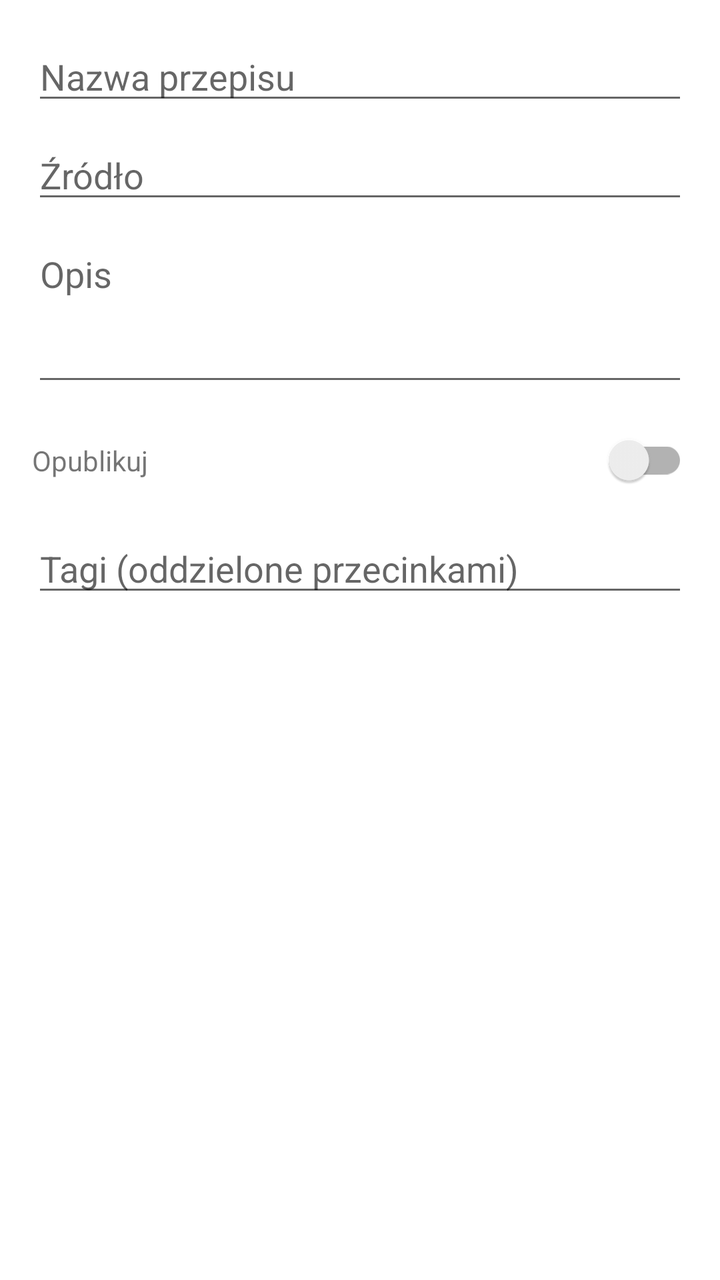
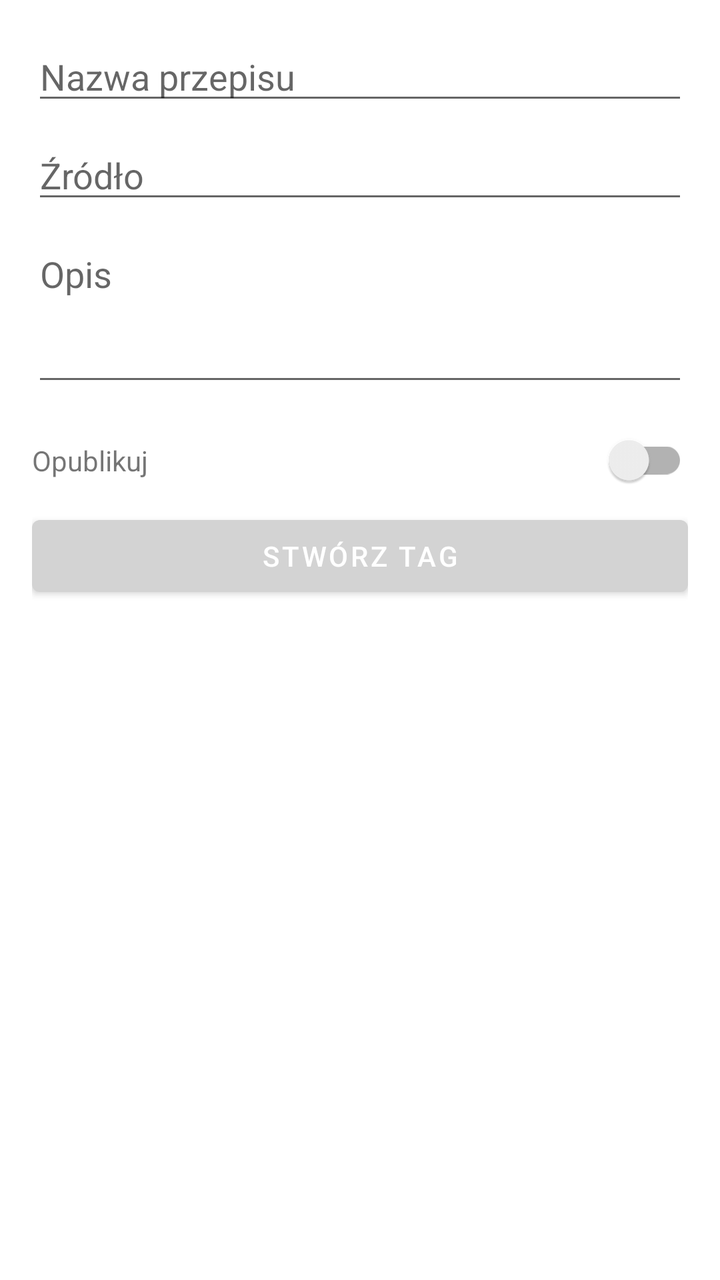

The first picture is an Android layout as it rendered before a commit; the second is the same layout after the commit. The layout source and the unified diff follow.
<!-- AndroidManifest.xml: application theme Theme.ShoppingList -->
<!-- res/layout/recipe_info_card_layout.xml -->
<?xml version="1.0" encoding="utf-8"?>
<LinearLayout xmlns:android="http://schemas.android.com/apk/res/android"
    android:layout_width="match_parent"
    android:layout_height="wrap_content"
    xmlns:app="http://schemas.android.com/apk/res-auto"
    android:orientation="vertical"
    android:padding="16dp">

    <EditText
        android:id="@+id/etRecipeName"
        android:layout_width="match_parent"
        android:layout_height="wrap_content"
        android:hint="Nazwa przepisu" />

    <EditText
        android:id="@+id/etSource"
        android:layout_width="match_parent"
        android:layout_height="wrap_content"
        android:hint="Źródło"
        android:layout_marginTop="8dp" />

    <EditText
        android:id="@+id/etDescription"
        android:layout_width="match_parent"
        android:layout_height="wrap_content"
        android:hint="Opis"
        android:minLines="3"
        android:gravity="top"
        android:inputType="textMultiLine"
        android:layout_marginTop="8dp" />

    <androidx.constraintlayout.widget.ConstraintLayout
        android:layout_width="match_parent"
        android:layout_height="wrap_content"
        android:layout_marginTop="8dp">

        <TextView
            android:layout_width="wrap_content"
            android:layout_height="wrap_content"
            android:text="Opublikuj"
            app:layout_constraintBottom_toBottomOf="parent"
            app:layout_constraintStart_toStartOf="parent"
            app:layout_constraintTop_toTopOf="parent" />

        <androidx.appcompat.widget.SwitchCompat
            android:id="@+id/switchPublished"
            android:layout_width="wrap_content"
            android:layout_height="wrap_content"
            app:layout_constraintBottom_toBottomOf="parent"
            app:layout_constraintEnd_toEndOf="parent"
            app:layout_constraintTop_toTopOf="parent" />

    </androidx.constraintlayout.widget.ConstraintLayout>

    <EditText
        android:id="@+id/etTags"
        android:layout_width="match_parent"
        android:layout_height="wrap_content"
        android:layout_marginTop="8dp"
        android:hint="Tagi (oddzielone przecinkami)" />

</LinearLayout>
<!-- resources referenced by this layout -->
<resources>
  <style name="Theme.ShoppingList" parent="Theme.MaterialComponents.DayNight.NoActionBar">
          
          <item name="colorPrimary">@color/light_gray</item>
          <item name="colorPrimaryVariant">@color/gray</item>
          <item name="colorOnPrimary">@color/white</item>
          
          <item name="colorSecondary">@color/teal_200</item>
          <item name="colorSecondaryVariant">@color/teal_700</item>
          <item name="colorOnSecondary">@color/black</item>
          
          <item name="android:statusBarColor">?attr/colorPrimaryVariant</item>
          
      </style>
  <color name="light_gray">#FFD3D3D3</color>
  <color name="gray">#FF808080</color>s
  <color name="white">#FFFFFFFF</color>
  <color name="teal_200">#FF03DAC5</color>
  <color name="teal_700">#FF018786</color>
  <color name="black">#FF000000</color>
</resources>

<!-- the commit's change to res/layout/recipe_info_card_layout.xml (unified diff, before → after) -->
@@ -23,7 +23,7 @@
         android:id="@+id/etDescription"
         android:layout_width="match_parent"
         android:layout_height="wrap_content"
-        android:hint="Opis"
+        android:hint="@string/desc_text_hint"
         android:minLines="3"
         android:gravity="top"
         android:inputType="textMultiLine"
@@ -52,11 +52,17 @@
 
     </androidx.constraintlayout.widget.ConstraintLayout>
 
-    <EditText
-        android:id="@+id/etTags"
+    <androidx.recyclerview.widget.RecyclerView
+        android:id="@+id/tagRecyclerView"
         android:layout_width="match_parent"
         android:layout_height="wrap_content"
-        android:layout_marginTop="8dp"
-        android:hint="Tagi (oddzielone przecinkami)" />
+        />
+
+    <Button
+        android:id="@+id/create_tag_button"
+        android:layout_width="match_parent"
+        android:layout_height="wrap_content"
+        android:text="@string/create_tag_button_text"
+        />
 
 </LinearLayout>
<!-- resource entries referenced after the edit -->
@@ -1,5 +1,7 @@
 <!-- resources referenced by this layout -->
 <resources>
+  <string name="create_tag_button_text">stwórz tag</string>
+  <string name="desc_text_hint">Opis</string>
   <style name="Theme.ShoppingList" parent="Theme.MaterialComponents.DayNight.NoActionBar">
           
           <item name="colorPrimary">@color/light_gray</item>
